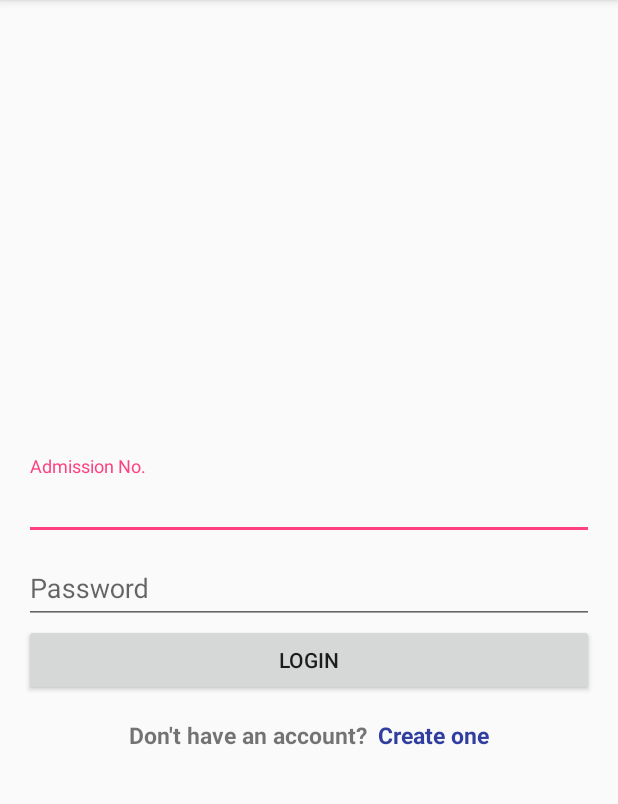
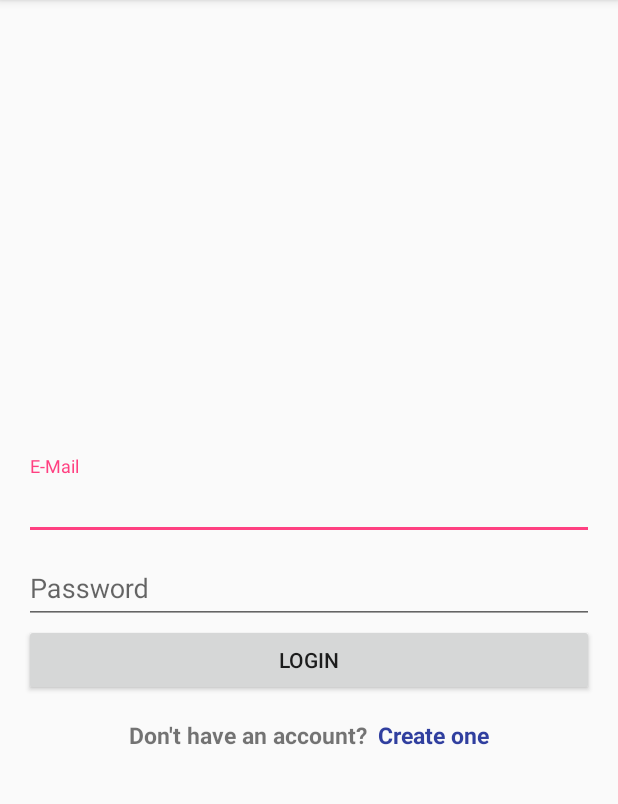
Before and after one commit to karanjuneja1106/Codeutsava, an Android app: the screen it shows after launch (LoginActivity), on a phone screen of 412 x 824 dp, the part 84-888 px from its top. Run offline under Robolectric (Android 15) with nearby library versions, the phone set to English and light mode, and no system bars.

Commit message:
comm. b/w login and register

```diff
--- a/client/app/src/main/java/org/nullpointer/client/LoginActivity.java
+++ b/client/app/src/main/java/org/nullpointer/client/LoginActivity.java
@@ -10,6 +10,7 @@ import android.os.Bundle;
 import android.text.TextUtils;
 import android.view.View;
 import android.view.WindowManager;
+import android.widget.TextView;
 
 import java.io.BufferedReader;
 import java.io.BufferedWriter;
@@ -32,7 +33,14 @@ public class LoginActivity extends AppCompatActivity {
         super.onCreate(savedInstanceState);
         setContentView(R.layout.activity_login);
         this.getWindow().setSoftInputMode(WindowManager.LayoutParams.SOFT_INPUT_STATE_ALWAYS_HIDDEN);
-
+        TextView register = (TextView)findViewById(R.id.register);
+        register.setOnClickListener(new View.OnClickListener() {
+            @Override
+            public void onClick(View v) {
+                Intent i = new Intent(getApplicationContext(),RegActivity.class);
+                startActivity(i);
+            }
+        });
         mailId = (TextInputEditText) findViewById(R.id.mail_id_login);
         password = (TextInputEditText) findViewById(R.id.password_login);
     }
--- a/client/app/src/main/res/layout/activity_login.xml
+++ b/client/app/src/main/res/layout/activity_login.xml
@@ -24,7 +24,7 @@
                 android:id="@+id/mail_id_login"
                 android:layout_width="match_parent"
                 android:layout_height="wrap_content"
-                android:hint="Admission No."
+                android:hint="E-Mail"
                 android:inputType="textCapCharacters" />
         </android.support.design.widget.TextInputLayout>
 
```
